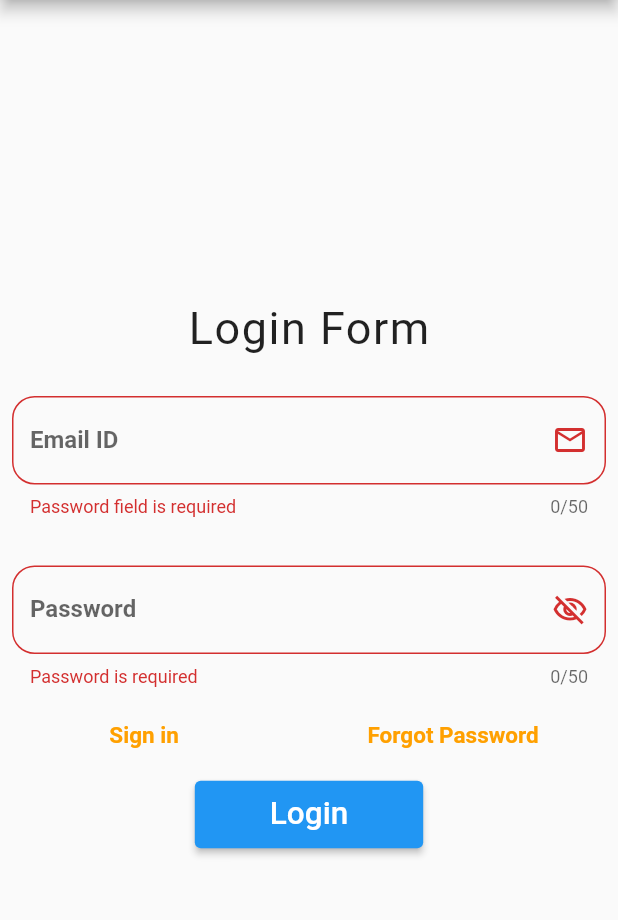
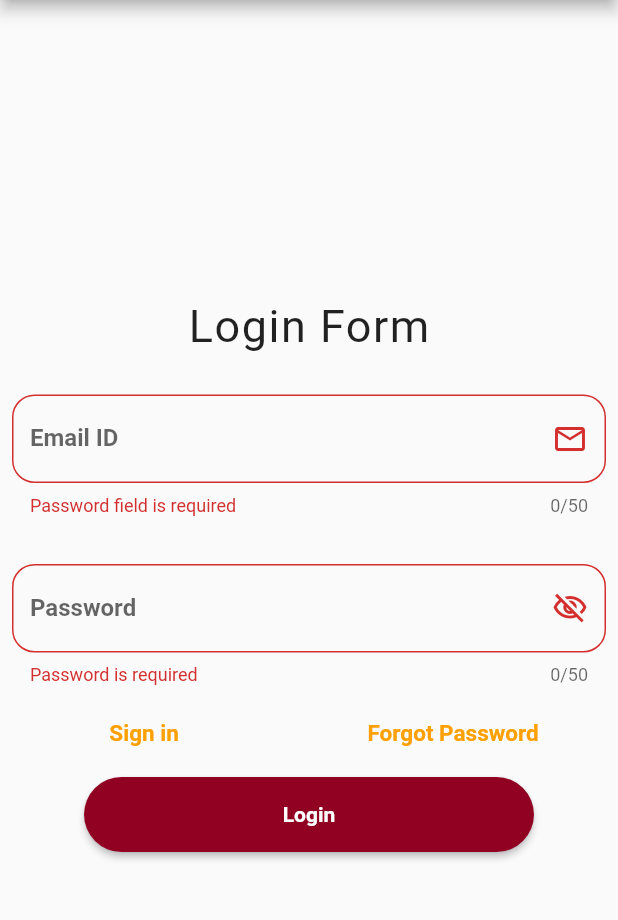
Before and after one commit to jay-salunke/admissionrelatedportfolio, a Flutter app: the Login screen opened by its route, after a tap on "Login", on a phone screen of 412 x 824 dp, the part 84-1004 px from its top. Run offline on Flutter 3.47's test engine with Material 2 defaults, Android fonts, the phone set to English and light mode, and no system bars; drawn by our look-alikes of rounded_loading_button; our stand-ins replace cloud_firestore, dio, firebase_auth, firebase_core, firebase_storage, flash and 1 more; missing offline and left inert: flutter_downloader; accounts and stored records are empty.

Commit message:
change the color of login page and reformat the both page code

```diff
--- a/lib/Pages/login.dart
+++ b/lib/Pages/login.dart
@@ -1,13 +1,16 @@
+import 'dart:async';
+
 import 'package:admission_portfolio/Pages/signUp.dart';
 import 'package:cloud_firestore/cloud_firestore.dart';
 import 'package:firebase_auth/firebase_auth.dart';
 import 'package:flash/flash.dart';
 import 'package:flutter/cupertino.dart';
 import 'package:flutter/material.dart';
+import 'package:rounded_loading_button/rounded_loading_button.dart';
 import 'dart:ui';
 
-import '../authentication.dart';
-import 'verifyEmail.dart';
+// import '../authentication.dart';
+// import 'verifyEmail.dart';
 
 class Login extends StatefulWidget {
   const Login({Key? key}) : super(key: key);
@@ -17,6 +20,10 @@ class Login extends StatefulWidget {
 }
 
 class _LoginState extends State<Login> {
+
+  final RoundedLoadingButtonController _btnController =
+  RoundedLoadingButtonController();
+
   bool _isVisible = true;
   String _emailId = "";
   String _password = "";
@@ -30,20 +37,39 @@ class _LoginState extends State<Login> {
         final element = value.docs[0];
         if (element.exists) {
           if ((element.data() as Map<String, dynamic>)['Role'] == 'Admin') {
-            Navigator.pushNamedAndRemoveUntil(
-                context, '/adminPage', (Route<dynamic> route) => false);
+            Timer(Duration(seconds: 1), () {
+              _btnController.success();
+            });
+
+            Future.delayed(const Duration(milliseconds: 3000), () {
+              Navigator.pushNamedAndRemoveUntil(
+                  context, '/adminPage', (Route<dynamic> route) => false);
+            });
           } else if ((element.data() as Map<String, dynamic>)['Role'] ==
               'User') {
-            print("User");
-            Navigator.pushNamedAndRemoveUntil(
-                context, '/homepage', (Route<dynamic> route) => false);
+            Timer(Duration(seconds: 1), () {
+              _btnController.success();
+            });
+
+            Future.delayed(const Duration(milliseconds: 3000), () {
+              Navigator.pushNamedAndRemoveUntil(
+                  context, '/homepage', (Route<dynamic> route) => false);
+            });
           }
         }
       });
     } else {
+      Timer(Duration(seconds: 1), () {
+        _btnController.error();
+      });
+
       ScaffoldMessenger.of(context).showSnackBar(SnackBar(
         content: Text('Please verify the email first'),
       ));
+
+      Future.delayed(const Duration(milliseconds: 3000), () {
+        _btnController.reset();
+      });
     }
   }
 
@@ -211,19 +237,27 @@ class _LoginState extends State<Login> {
             SizedBox(
               height: 20,
             ),
-            ElevatedButton(
-              style: ElevatedButton.styleFrom(
-                padding: EdgeInsets.symmetric(horizontal: 50, vertical: 10),
-              ),
+            RoundedLoadingButton(
+              color: Color(mainColor),
               onPressed: () async {
                 try {
                   if (_validateForm()) {
                     await FirebaseAuth.instance.signInWithEmailAndPassword(
                         email: _emailId, password: _password);
-                    //checkUserRole();
+
                     checkUserRole();
+                  } else {
+                    _btnController.error();
+
+                    Future.delayed(const Duration(milliseconds: 3000), () {
+                      _btnController.reset();
+                    });
                   }
                 } on FirebaseAuthException catch (e) {
+                  Timer(Duration(seconds: 1), () {
+                    _btnController.error();
+                  });
+
                   print(e.message.toString());
                   showFlash(
                     context: context,
@@ -253,12 +287,19 @@ class _LoginState extends State<Login> {
                       );
                     },
                   );
+                  Future.delayed(const Duration(milliseconds: 3000), () {
+                    setState(() {
+                      _btnController.reset();
+                    });
+                  });
                 }
               },
+              controller: _btnController,
               child: Text(
-                "Login",
+                'Login',
                 style: TextStyle(
-                  fontSize: 21.0,
+                  color: Colors.white,
+                  fontWeight: FontWeight.bold,
                 ),
               ),
             ),
--- a/lib/authentication.dart
+++ b/lib/authentication.dart
@@ -49,6 +49,7 @@ class _AuthCheckerState extends State<AuthChecker> {
         return Login();
       case "HomePage":
         return HomePage();
+
       case "AdminPage":
         return AdminPage();
       case "VerifyEmail":
```
Also changed, not shown: lib/Pages/signUp.dart (+7 -13 lines).
